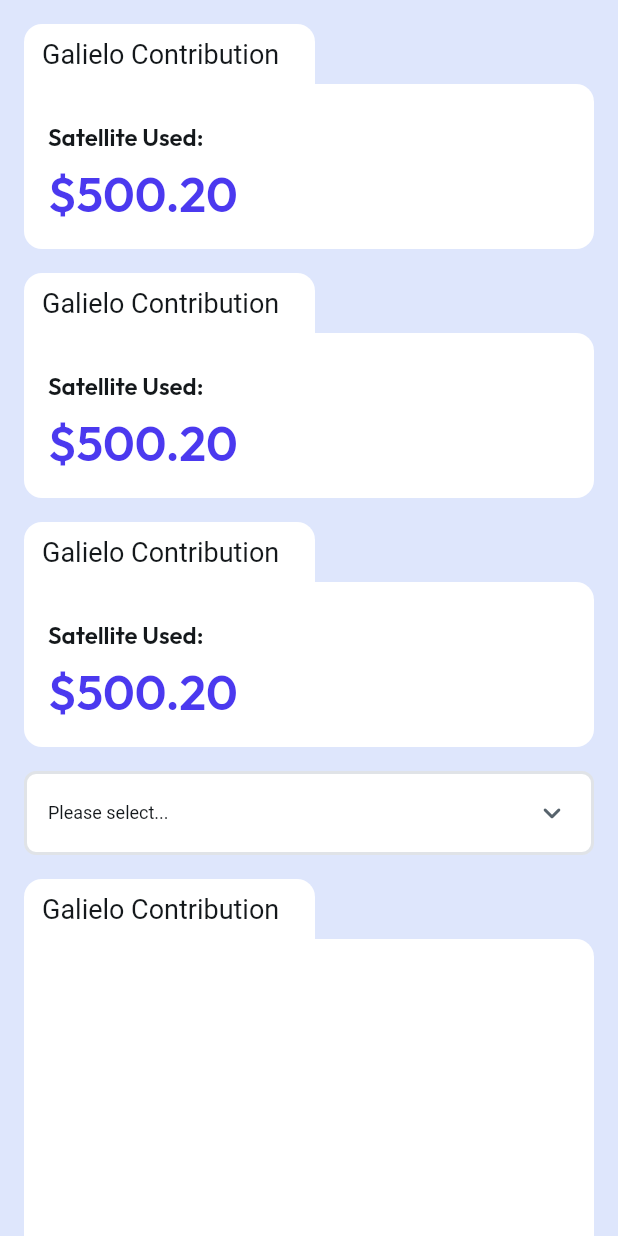
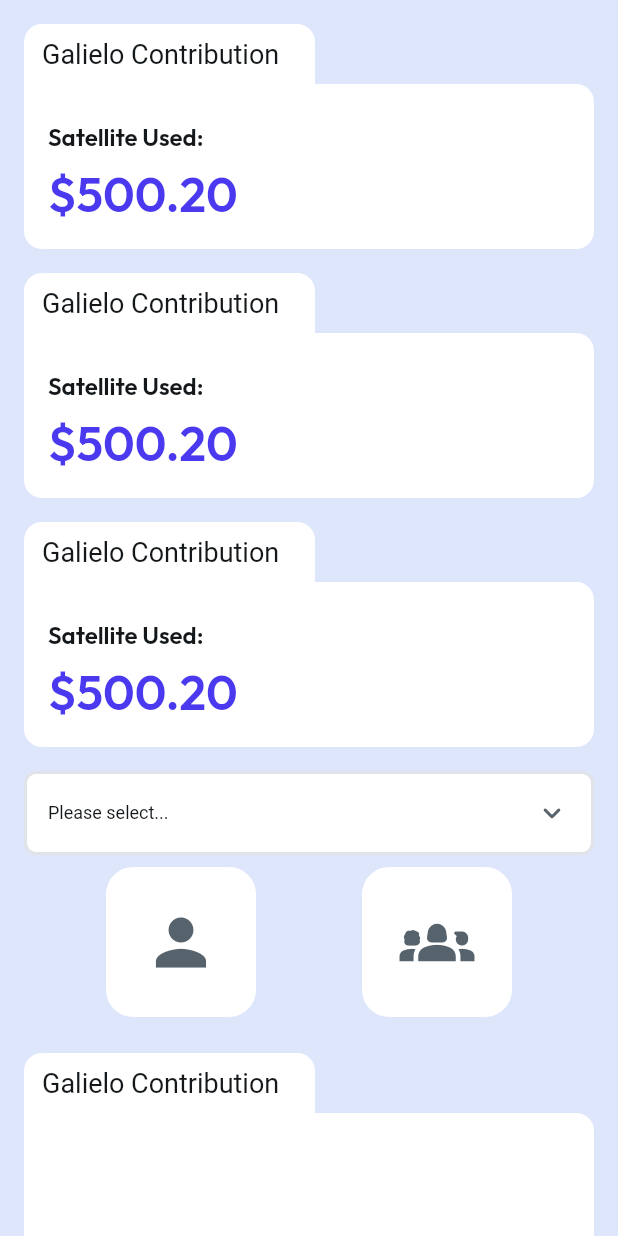
Before and after one commit to Ivan-PS/gnssFF, a Flutter app: the MainPageWidget screen opened directly, on a phone screen of 412 x 824 dp. Run offline on Flutter 3.47's test engine with Material 3 defaults, Android fonts, the phone set to English and light mode, and no system bars; drawn by our look-alikes of flutter_animate; our stand-ins replace auto_size_text, dropdown_button2, equatable, floating_bottom_navigation_bar, font_awesome_flutter, from_css_color and 6 more; missing offline and left inert: json_path, mime_type; accounts and stored records are empty; Roboto replaces fonts that are missing (Readex Pro).

Commit message:
Updating to latest FlutterFlow output.

```diff
--- a/lib/pages/main_page/main_page_widget.dart
+++ b/lib/pages/main_page/main_page_widget.dart
@@ -550,7 +550,7 @@ class _MainPageWidgetState extends State<MainPageWidget>
                         child: FlutterFlowDropDown<String>(
                           controller: _model.dropDownValueController ??=
                               FormFieldController<String>(null),
-                          options: const ['Option 1'],
+                          options: const [''],
                           onChanged: (val) =>
                               setState(() => _model.dropDownValue = val),
                           width: 300.0,
@@ -582,6 +582,43 @@ class _MainPageWidgetState extends State<MainPageWidget>
                       ),
                     ),
                   ],
+                ),
+                Padding(
+                  padding: const EdgeInsetsDirectional.fromSTEB(0.0, 8.0, 0.0, 8.0),
+                  child: Row(
+                    mainAxisSize: MainAxisSize.max,
+                    mainAxisAlignment: MainAxisAlignment.spaceEvenly,
+                    children: [
+                      Container(
+                        width: 100.0,
+                        height: 100.0,
+                        decoration: BoxDecoration(
+                          color:
+                              FlutterFlowTheme.of(context).secondaryBackground,
+                          borderRadius: BorderRadius.circular(18.0),
+                        ),
+                        child: Icon(
+                          Icons.person,
+                          color: FlutterFlowTheme.of(context).secondaryText,
+                          size: 50.0,
+                        ),
+                      ),
+                      Container(
+                        width: 100.0,
+                        height: 100.0,
+                        decoration: BoxDecoration(
+                          color:
+                              FlutterFlowTheme.of(context).secondaryBackground,
+                          borderRadius: BorderRadius.circular(18.0),
+                        ),
+                        child: Icon(
+                          Icons.groups_2,
+                          color: FlutterFlowTheme.of(context).secondaryText,
+                          size: 50.0,
+                        ),
+                      ),
+                    ],
+                  ),
                 ),
                 Column(
                   mainAxisSize: MainAxisSize.max,
```
